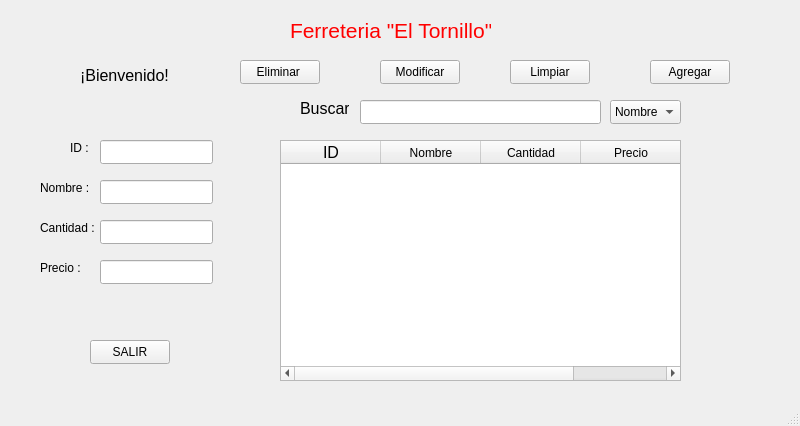
Old version of the form InventarioHerramientas/mainwindow.ui in the repository karenQuinatoa12/inventario-herramientas.
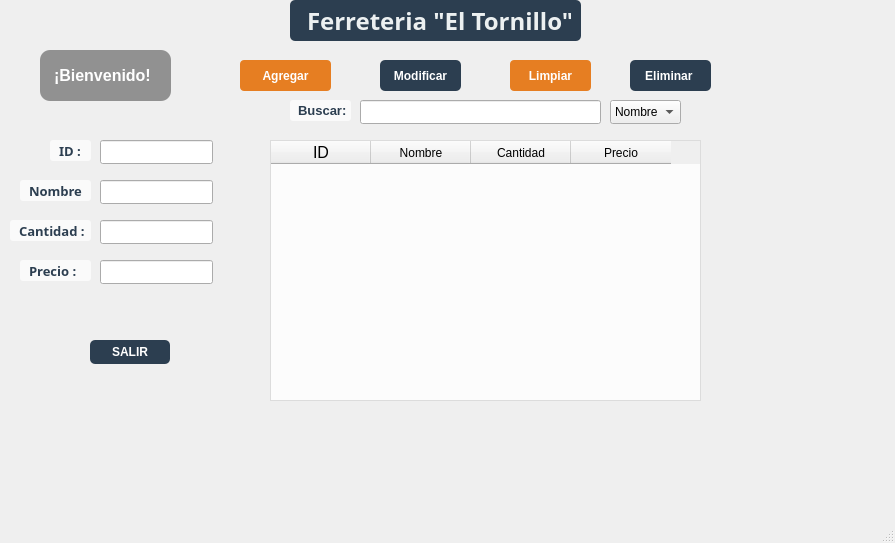
New version of the form. Icons and pictures are not drawn.

Commit message: Mejore el mainwindow.ui

```diff
--- a/InventarioHerramientas/mainwindow.ui
+++ b/InventarioHerramientas/mainwindow.ui
@@ -6,26 +6,36 @@
    <rect>
     <x>0</x>
     <y>0</y>
-    <width>800</width>
-    <height>426</height>
+    <width>895</width>
+    <height>543</height>
    </rect>
   </property>
   <property name="windowTitle">
    <string>MainWindow</string>
   </property>
+  <property name="styleSheet">
+   <string notr="true"/>
+  </property>
   <widget class="QWidget" name="centralwidget">
+   <property name="styleSheet">
+    <string notr="true">#centralwidget {
+    border-image: url(:/fondo.png) 0 0 0 0 stretch stretch;
+}</string>
+   </property>
    <widget class="QLabel" name="label">
     <property name="geometry">
      <rect>
       <x>290</x>
-      <y>20</y>
-      <width>201</width>
-      <height>21</height>
+      <y>0</y>
+      <width>291</width>
+      <height>41</height>
      </rect>
     </property>
     <property name="font">
      <font>
-      <pointsize>16</pointsize>
+      <family>Arial Rounded MT</family>
+      <pointsize>18</pointsize>
+      <bold>true</bold>
      </font>
     </property>
     <property name="layoutDirection">
@@ -35,7 +45,12 @@
      <bool>false</bool>
     </property>
     <property name="styleSheet">
-     <string notr="true">color: red;</string>
+     <string notr="true">#label { 
+    background-color: #2c3e50; 
+    color: #ecf0f1; 
+    padding: 10px; 
+    border-radius: 5px; 
+}</string>
     </property>
     <property name="text">
      <string>Ferreteria &quot;El Tornillo&quot;</string>
@@ -53,17 +68,28 @@
    <widget class="QLabel" name="label_2">
     <property name="geometry">
      <rect>
-      <x>80</x>
+      <x>40</x>
       <y>50</y>
-      <width>91</width>
+      <width>131</width>
       <height>51</height>
      </rect>
     </property>
     <property name="font">
      <font>
       <pointsize>12</pointsize>
+      <bold>true</bold>
      </font>
     </property>
+    <property name="styleSheet">
+     <string notr="true">/* Ejemplo de StyleSheet para el label de bienvenida */
+#label_2 {
+    color: #ffffff; /* Blanco */
+    background-color: rgba(0, 0, 0, 100); /* Negro muy transparente */
+    border-radius: 10px;
+    padding: 10px;
+    font-weight: bold;
+}</string>
+    </property>
     <property name="text">
      <string>¡Bienvenido!</string>
     </property>
@@ -71,12 +97,20 @@
    <widget class="QTableWidget" name="tblMostrar">
     <property name="geometry">
      <rect>
-      <x>280</x>
+      <x>270</x>
       <y>140</y>
-      <width>401</width>
-      <height>241</height>
+      <width>431</width>
+      <height>261</height>
      </rect>
     </property>
+    <property name="styleSheet">
+     <string notr="true">QTableWidget {
+    background-color: rgba(255, 255, 255, 200); /* Fondo semi-transparente */
+    alternate-background-color: #f2f2f2;
+    selection-background-color: #f39c12; /* Color naranja al seleccionar */
+    border: 1px solid #dcdcdc;
+}</string>
+    </property>
     <column>
      <property name="text">
       <string>ID</string>
@@ -126,12 +160,24 @@
    <widget class="QPushButton" name="btnAgregar">
     <property name="geometry">
      <rect>
-      <x>650</x>
+      <x>240</x>
       <y>60</y>
-      <width>80</width>
-      <height>24</height>
+      <width>91</width>
+      <height>31</height>
      </rect>
     </property>
+    <property name="styleSheet">
+     <string notr="true">QPushButton {
+    background-color: #e67e22; /* Color naranja zanahoria (muy de ferretería) */
+    color: white;
+    border-radius: 4px;
+    padding: 5px;
+    font-weight: bold;
+}
+QPushButton:hover {
+    background-color: #d35400; /* Se oscurece al pasar el mouse */
+}</string>
+    </property>
     <property name="text">
      <string>Agregar</string>
     </property>
@@ -141,10 +187,23 @@
      <rect>
       <x>380</x>
       <y>60</y>
-      <width>80</width>
-      <height>24</height>
+      <width>81</width>
+      <height>31</height>
      </rect>
     </property>
+    <property name="styleSheet">
+     <string notr="true">QPushButton {
+    background-color: #2c3e50; /* Azul oscuro */
+    color: white;
+    border-radius: 5px;
+    padding: 5px;
+    font-weight: bold;
+}
+QPushButton:hover {
+    background-color: #34495e; /* Cambio de color al pasar el mouse */
+}
+</string>
+    </property>
     <property name="text">
      <string>Modificar</string>
     </property>
@@ -152,12 +211,25 @@
    <widget class="QPushButton" name="btnEliminar">
     <property name="geometry">
      <rect>
-      <x>240</x>
+      <x>630</x>
       <y>60</y>
-      <width>80</width>
-      <height>24</height>
+      <width>81</width>
+      <height>31</height>
      </rect>
     </property>
+    <property name="styleSheet">
+     <string notr="true">QPushButton {
+    background-color: #2c3e50; /* Azul oscuro */
+    color: white;
+    border-radius: 5px;
+    padding: 5px;
+    font-weight: bold;
+}
+QPushButton:hover {
+    background-color: #34495e; /* Cambio de color al pasar el mouse */
+}
+</string>
+    </property>
     <property name="text">
      <string>Eliminar </string>
     </property>
@@ -167,10 +239,22 @@
      <rect>
       <x>510</x>
       <y>60</y>
-      <width>80</width>
-      <height>24</height>
+      <width>81</width>
+      <height>31</height>
      </rect>
     </property>
+    <property name="styleSheet">
+     <string notr="true">QPushButton {
+    background-color: #e67e22; /* Color naranja zanahoria (muy de ferretería) */
+    color: white;
+    border-radius: 4px;
+    padding: 5px;
+    font-weight: bold;
+}
+QPushButton:hover {
+    background-color: #d35400; /* Se oscurece al pasar el mouse */
+}</string>
+    </property>
     <property name="text">
      <string>Limpiar</string>
     </property>
@@ -178,12 +262,30 @@
    <widget class="QLabel" name="label_3">
     <property name="geometry">
      <rect>
-      <x>70</x>
+      <x>50</x>
       <y>140</y>
-      <width>21</width>
-      <height>16</height>
+      <width>41</width>
+      <height>21</height>
      </rect>
     </property>
+    <property name="font">
+     <font>
+      <family>Arial Rounded MT</family>
+      <pointsize>-1</pointsize>
+      <bold>true</bold>
+     </font>
+    </property>
+    <property name="styleSheet">
+     <string notr="true">/* Estilo para las etiquetas de campos de datos */
+QLabel#label_3, QLabel#label_4, QLabel#label_5, QLabel#label_6, QLabel#label_7 {
+    color: #2c3e50;             /* Azul oscuro profesional */
+    font-weight: bold;          /* Texto en negrita para resaltar */
+    font-size: 13px;            /* Tamaño legible */
+    background-color: rgba(255, 255, 255, 180); /* Fondo blanco semi-transparente */
+    border-radius: 3px;         /* Bordes suavemente redondeados */
+    padding: 2px 5px;           /* Espacio interno para que el texto no toque los bordes */
+}</string>
+    </property>
     <property name="text">
      <string>ID : </string>
     </property>
@@ -191,12 +293,30 @@
    <widget class="QLabel" name="label_4">
     <property name="geometry">
      <rect>
-      <x>40</x>
+      <x>20</x>
       <y>180</y>
-      <width>49</width>
-      <height>16</height>
+      <width>71</width>
+      <height>21</height>
      </rect>
     </property>
+    <property name="font">
+     <font>
+      <family>Arial Rounded MT</family>
+      <pointsize>-1</pointsize>
+      <bold>true</bold>
+     </font>
+    </property>
+    <property name="styleSheet">
+     <string notr="true">/* Estilo para las etiquetas de campos de datos */
+QLabel#label_3, QLabel#label_4, QLabel#label_5, QLabel#label_6, QLabel#label_7 {
+    color: #2c3e50;             /* Azul oscuro profesional */
+    font-weight: bold;          /* Texto en negrita para resaltar */
+    font-size: 13px;            /* Tamaño legible */
+    background-color: rgba(255, 255, 255, 180); /* Fondo blanco semi-transparente */
+    border-radius: 3px;         /* Bordes suavemente redondeados */
+    padding: 2px 5px;           /* Espacio interno para que el texto no toque los bordes */
+}</string>
+    </property>
     <property name="text">
      <string>Nombre :</string>
     </property>
@@ -204,12 +324,30 @@
    <widget class="QLabel" name="label_5">
     <property name="geometry">
      <rect>
-      <x>40</x>
+      <x>10</x>
       <y>220</y>
-      <width>61</width>
-      <height>16</height>
+      <width>81</width>
+      <height>21</height>
      </rect>
     </property>
+    <property name="font">
+     <font>
+      <family>Arial Rounded MT</family>
+      <pointsize>-1</pointsize>
+      <bold>true</bold>
+     </font>
+    </property>
+    <property name="styleSheet">
+     <string notr="true">/* Estilo para las etiquetas de campos de datos */
+QLabel#label_3, QLabel#label_4, QLabel#label_5, QLabel#label_6, QLabel#label_7 {
+    color: #2c3e50;             /* Azul oscuro profesional */
+    font-weight: bold;          /* Texto en negrita para resaltar */
+    font-size: 13px;            /* Tamaño legible */
+    background-color: rgba(255, 255, 255, 180); /* Fondo blanco semi-transparente */
+    border-radius: 3px;         /* Bordes suavemente redondeados */
+    padding: 2px 5px;           /* Espacio interno para que el texto no toque los bordes */
+}</string>
+    </property>
     <property name="text">
      <string>Cantidad :</string>
     </property>
@@ -217,12 +355,30 @@
    <widget class="QLabel" name="label_6">
     <property name="geometry">
      <rect>
-      <x>40</x>
+      <x>20</x>
       <y>260</y>
-      <width>49</width>
-      <height>16</height>
+      <width>71</width>
+      <height>21</height>
      </rect>
     </property>
+    <property name="font">
+     <font>
+      <family>Arial Rounded MT</family>
+      <pointsize>-1</pointsize>
+      <bold>true</bold>
+     </font>
+    </property>
+    <property name="styleSheet">
+     <string notr="true">/* Estilo para las etiquetas de campos de datos */
+QLabel#label_3, QLabel#label_4, QLabel#label_5, QLabel#label_6, QLabel#label_7 {
+    color: #2c3e50;             /* Azul oscuro profesional */
+    font-weight: bold;          /* Texto en negrita para resaltar */
+    font-size: 13px;            /* Tamaño legible */
+    background-color: rgba(255, 255, 255, 180); /* Fondo blanco semi-transparente */
+    border-radius: 3px;         /* Bordes suavemente redondeados */
+    padding: 2px 5px;           /* Espacio interno para que el texto no toque los bordes */
+}</string>
+    </property>
     <property name="text">
      <string>Precio :</string>
     </property>
@@ -250,17 +406,29 @@
    <widget class="QLabel" name="label_7">
     <property name="geometry">
      <rect>
-      <x>300</x>
+      <x>290</x>
       <y>100</y>
-      <width>49</width>
-      <height>16</height>
+      <width>61</width>
+      <height>21</height>
      </rect>
     </property>
     <property name="font">
      <font>
-      <pointsize>12</pointsize>
+      <pointsize>-1</pointsize>
+      <bold>true</bold>
      </font>
     </property>
+    <property name="styleSheet">
+     <string notr="true">/* Estilo para las etiquetas de campos de datos */
+QLabel#label_3, QLabel#label_4, QLabel#label_5, QLabel#label_6, QLabel#label_7 {
+    color: #2c3e50;             /* Azul oscuro profesional */
+    font-weight: bold;          /* Texto en negrita para resaltar */
+    font-size: 13px;            /* Tamaño legible */
+    background-color: rgba(255, 255, 255, 180); /* Fondo blanco semi-transparente */
+    border-radius: 3px;         /* Bordes suavemente redondeados */
+    padding: 2px 5px;           /* Espacio interno para que el texto no toque los bordes */
+}</string>
+    </property>
     <property name="text">
      <string>Buscar:</string>
     </property>
@@ -304,6 +472,18 @@
       <height>24</height>
      </rect>
     </property>
+    <property name="styleSheet">
+     <string notr="true">QPushButton {
+    background-color: #2c3e50; /* Azul oscuro */
+    color: white;
+    border-radius: 5px;
+    padding: 5px;
+    font-weight: bold;
+}
+QPushButton:hover {
+    background-color: #d35400; /* Se oscurece al pasar el mouse */
+}</string>
+    </property>
     <property name="text">
      <string>SALIR</string>
     </property>
```
Left out of the diff: 4 changed lines with no effect on the pictures. The commit also changes 4 other files.
